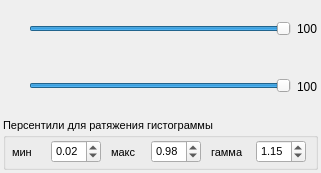
Old version of the form core/sliders_of_image_corrector.ui in the repository ValeryStk/satellite_comparator.
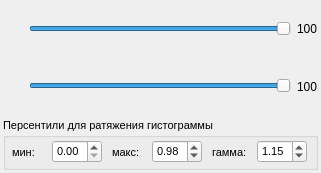
New version of the form.

Patch:
```diff
--- a/core/sliders_of_image_corrector.ui
+++ b/core/sliders_of_image_corrector.ui
@@ -13,7 +13,7 @@
   <property name="minimumSize">
    <size>
     <width>321</width>
-    <height>173</height>
+    <height>100</height>
    </size>
   </property>
   <property name="maximumSize">
@@ -199,6 +199,12 @@
         </property>
         <item>
          <widget class="QLabel" name="label">
+          <property name="minimumSize">
+           <size>
+            <width>30</width>
+            <height>0</height>
+           </size>
+          </property>
           <property name="maximumSize">
            <size>
             <width>29</width>
@@ -217,7 +223,7 @@
            </font>
           </property>
           <property name="text">
-           <string>мин</string>
+           <string>мин:</string>
           </property>
          </widget>
         </item>
@@ -233,12 +239,18 @@
            <double>0.010000000000000</double>
           </property>
           <property name="value">
-           <double>0.020000000000000</double>
+           <double>0.000000000000000</double>
           </property>
          </widget>
         </item>
         <item>
          <widget class="QLabel" name="label_2">
+          <property name="minimumSize">
+           <size>
+            <width>30</width>
+            <height>0</height>
+           </size>
+          </property>
           <property name="maximumSize">
            <size>
             <width>30</width>
@@ -257,7 +269,7 @@
            </font>
           </property>
           <property name="text">
-           <string>макс</string>
+           <string>макс:</string>
           </property>
          </widget>
         </item>
@@ -279,6 +291,12 @@
         </item>
         <item>
          <widget class="QLabel" name="label_3">
+          <property name="minimumSize">
+           <size>
+            <width>35</width>
+            <height>0</height>
+           </size>
+          </property>
           <property name="maximumSize">
            <size>
             <width>35</width>
@@ -291,7 +309,7 @@
            </font>
           </property>
           <property name="text">
-           <string>гамма</string>
+           <string>гамма:</string>
           </property>
          </widget>
         </item>
```
